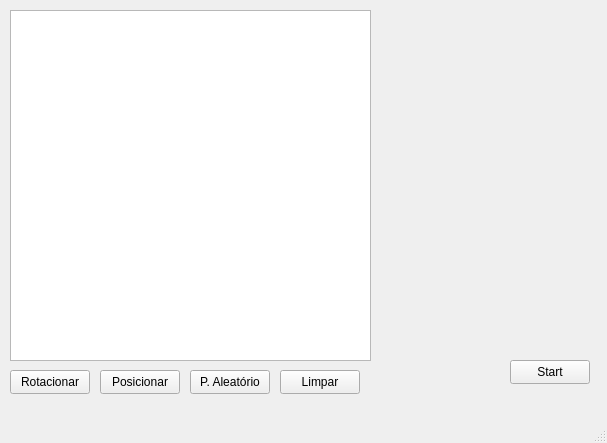
Qt form BattleshipFront/Forms/mainwindow.ui (ismael-ds-correia/battleship-cpp) before a commit.
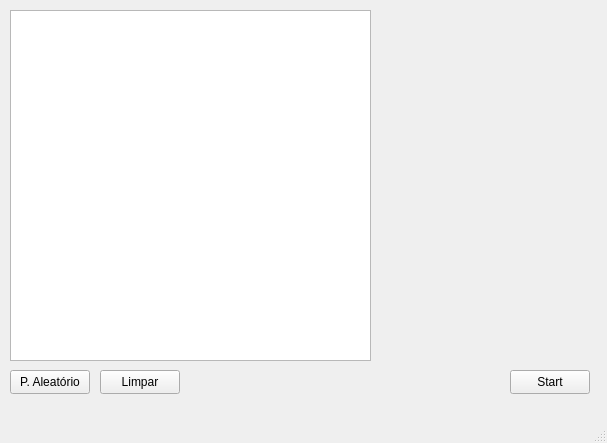
The same form after that commit.

```diff
--- a/BattleshipFront/Forms/mainwindow.ui
+++ b/BattleshipFront/Forms/mainwindow.ui
@@ -24,37 +24,11 @@
      </rect>
     </property>
    </widget>
-   <widget class="QPushButton" name="pushButton">
-    <property name="geometry">
-     <rect>
-      <x>10</x>
-      <y>370</y>
-      <width>80</width>
-      <height>24</height>
-     </rect>
-    </property>
-    <property name="text">
-     <string>Rotacionar</string>
-    </property>
-   </widget>
-   <widget class="QPushButton" name="pushButton_2">
-    <property name="geometry">
-     <rect>
-      <x>100</x>
-      <y>370</y>
-      <width>80</width>
-      <height>24</height>
-     </rect>
-    </property>
-    <property name="text">
-     <string>Posicionar</string>
-    </property>
-   </widget>
    <widget class="QPushButton" name="start">
     <property name="geometry">
      <rect>
       <x>510</x>
-      <y>360</y>
+      <y>370</y>
       <width>80</width>
       <height>24</height>
      </rect>
@@ -66,7 +40,7 @@
    <widget class="QPushButton" name="randomizer">
     <property name="geometry">
      <rect>
-      <x>190</x>
+      <x>10</x>
       <y>370</y>
       <width>80</width>
       <height>24</height>
@@ -89,7 +63,7 @@
    <widget class="QPushButton" name="clear">
     <property name="geometry">
      <rect>
-      <x>280</x>
+      <x>100</x>
       <y>370</y>
       <width>80</width>
       <height>24</height>
```
